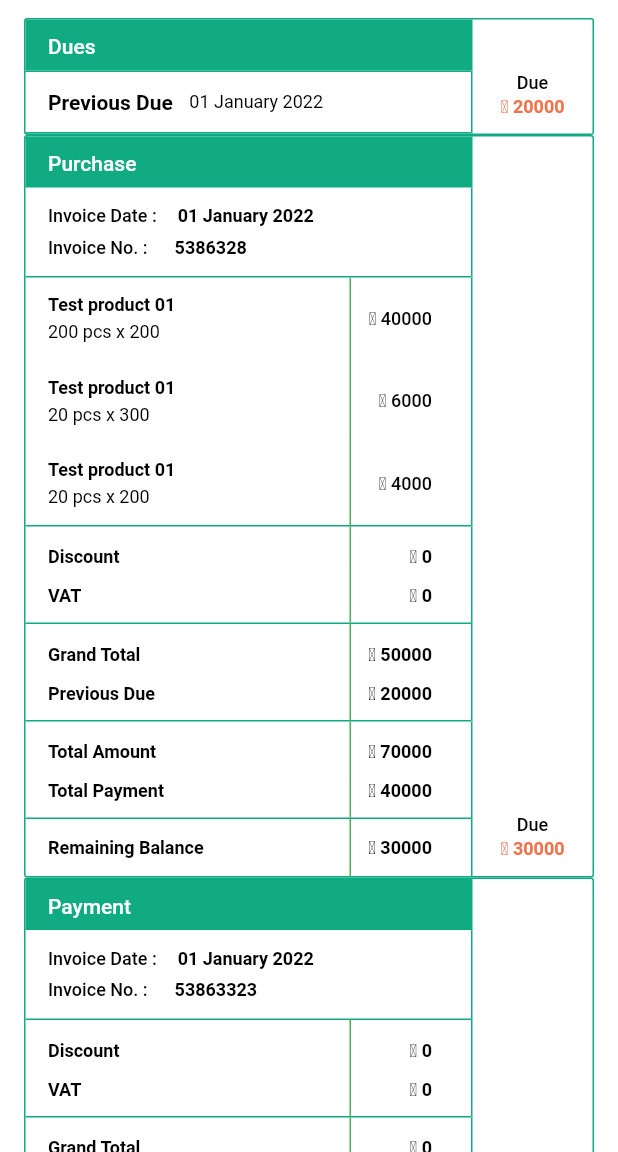
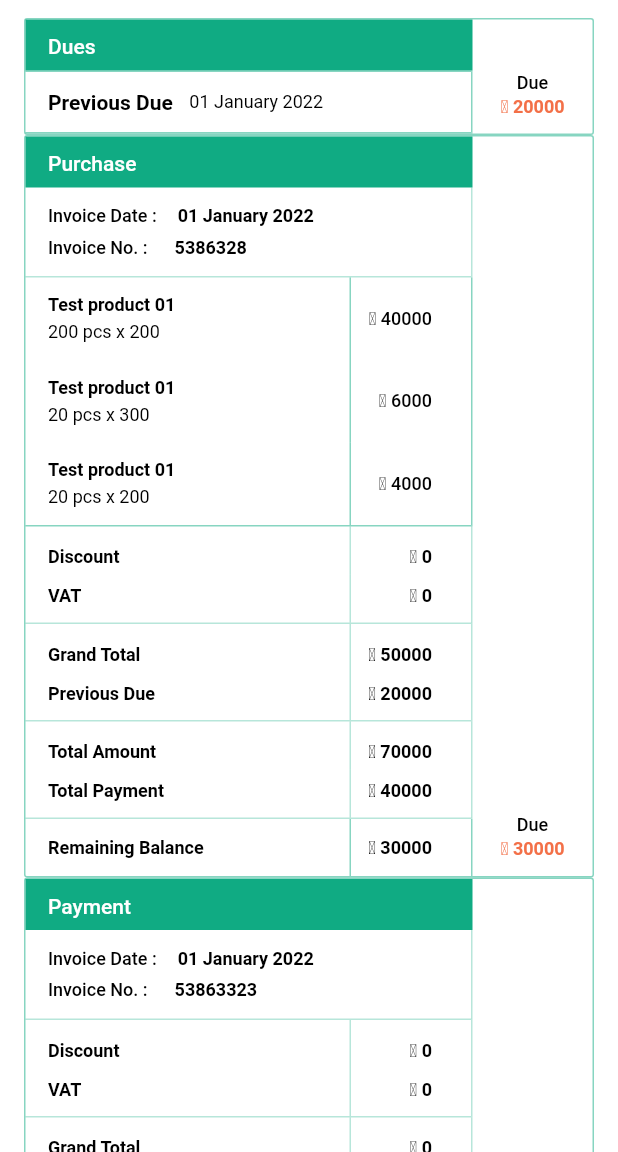
Before and after one commit to OmarFaruk-BD/company_app_design, a Flutter app: the screen it shows after launch, on a phone screen of 412 x 824 dp, the part 84-1236 px from its top. Run offline on Flutter 3.47's test engine with Material 2 defaults, Android fonts, the phone set to English and light mode, and no system bars.

Commit message:
Refactor some codes

```diff
--- a/lib/table_data/widgets/invoice_data_box.dart
+++ b/lib/table_data/widgets/invoice_data_box.dart
@@ -17,10 +17,10 @@ class InvoiceOrReturnBox extends StatelessWidget {
   @override
   Widget build(BuildContext context) {
     return Container(
-      decoration: const BoxDecoration(
+      decoration: BoxDecoration(
         border: Border(
-          bottom: BorderSide(color: Color(0xFF10AB83)),
-          right: BorderSide(color: Color(0xFF10AB83)),
+          bottom: BorderSide(color: const Color(0xFF10AB83).withOpacity(.3)),
+          right: BorderSide(color: const Color(0xFF10AB83).withOpacity(.3)),
         ),
       ),
       child: Padding(
--- a/lib/table_data/widgets/payment_table.dart
+++ b/lib/table_data/widgets/payment_table.dart
@@ -14,7 +14,7 @@ class PaymentTable extends StatelessWidget {
   Widget build(BuildContext context) {
     return Container(
       decoration: BoxDecoration(
-        border: Border.all(color: const Color(0xFF10AB83)),
+        border: Border.all(color: const Color(0xFF10AB83).withOpacity(.5)),
         borderRadius: const BorderRadius.all(Radius.circular(2)),
       ),
       child: Row(
--- a/lib/table_data/widgets/previous_due_box_widget.dart
+++ b/lib/table_data/widgets/previous_due_box_widget.dart
@@ -16,7 +16,7 @@ class PreviousDueBoxWidget extends StatelessWidget {
   Widget build(BuildContext context) {
     return Container(
       decoration: BoxDecoration(
-        border: Border.all(color: const Color(0xFF10AB83)),
+        border: Border.all(color: const Color(0xFF10AB83).withOpacity(.5)),
         borderRadius: const BorderRadius.all(Radius.circular(2)),
       ),
       child: Row(
@@ -45,11 +45,11 @@ class PreviousDueBoxWidget extends StatelessWidget {
 
   Container _buildPreviousDeoBox() {
     return Container(
-      decoration: const BoxDecoration(
+      decoration: BoxDecoration(
         border: Border(
-          top: BorderSide(color: Color(0xFF10AB83)),
-          bottom: BorderSide(color: Color(0xFF10AB83)),
-          right: BorderSide(color: Color(0xFF10AB83)),
+          top: BorderSide(color: const Color(0xFF10AB83).withOpacity(.5)),
+          bottom: BorderSide(color: const Color(0xFF10AB83).withOpacity(.5)),
+          right: BorderSide(color: const Color(0xFF10AB83).withOpacity(.5)),
         ),
       ),
       child: Padding(
--- a/lib/table_data/widgets/product_details.dart
+++ b/lib/table_data/widgets/product_details.dart
@@ -43,7 +43,7 @@ class ProductDetails extends StatelessWidget {
         ),
         const Spacer(),
         Container(
-          color: Colors.green,
+          color: const Color(0xFF10AB83).withOpacity(.5),
           height: 55,
           width: 1,
         ),
--- a/lib/table_data/widgets/purchase_table.dart
+++ b/lib/table_data/widgets/purchase_table.dart
@@ -15,7 +15,7 @@ class PurchaseTable extends StatelessWidget {
   Widget build(BuildContext context) {
     return Container(
       decoration: BoxDecoration(
-        border: Border.all(color: const Color(0xFF10AB83)),
+        border: Border.all(color: const Color(0xFF10AB83).withOpacity(.5)),
         borderRadius: const BorderRadius.all(Radius.circular(2)),
       ),
       child: Row(
@@ -36,10 +36,12 @@ class PurchaseTable extends StatelessWidget {
                   isInvoiceBox: true,
                 ),
                 Container(
-                  decoration: const BoxDecoration(
+                  decoration: BoxDecoration(
                     border: Border(
-                      bottom: BorderSide(color: Color(0xFF10AB83)),
-                      right: BorderSide(color: Color(0xFF10AB83)),
+                      bottom: BorderSide(
+                          color: const Color(0xFF10AB83).withOpacity(.5)),
+                      right: BorderSide(
+                          color: const Color(0xFF10AB83).withOpacity(.5)),
                     ),
                   ),
                   child: Column(
--- a/lib/table_data/widgets/remaining_balance_widget.dart
+++ b/lib/table_data/widgets/remaining_balance_widget.dart
@@ -11,9 +11,9 @@ class RemainingBalanceBox extends StatelessWidget {
   @override
   Widget build(BuildContext context) {
     return Container(
-      decoration: const BoxDecoration(
+      decoration: BoxDecoration(
         border: Border(
-          right: BorderSide(color: Color(0xFF10AB83)),
+          right: BorderSide(color: const Color(0xFF10AB83).withOpacity(.5)),
         ),
       ),
       child: Row(
@@ -29,7 +29,7 @@ class RemainingBalanceBox extends StatelessWidget {
           ),
           const Spacer(),
           Container(
-            color: Colors.green,
+            color: const Color(0xFF10AB83).withOpacity(.5),
             height: 38,
             width: 1,
           ),
--- a/lib/table_data/widgets/return_table.dart
+++ b/lib/table_data/widgets/return_table.dart
@@ -15,7 +15,7 @@ class ReturnTable extends StatelessWidget {
   Widget build(BuildContext context) {
     return Container(
       decoration: BoxDecoration(
-        border: Border.all(color: const Color(0xFF10AB83)),
+        border: Border.all(color: const Color(0xFF10AB83).withOpacity(.5)),
         borderRadius: const BorderRadius.all(Radius.circular(2)),
       ),
       child: Row(
@@ -35,16 +35,18 @@ class ReturnTable extends StatelessWidget {
                   invoiceOrReturnNo: '5386328',
                   isInvoiceBox: true,
                 ),
-                 InvoiceOrReturnBox(
+                InvoiceOrReturnBox(
                   date: '01 January 2022',
                   invoiceOrReturnNo: '5386328',
                   isInvoiceBox: false,
                 ),
                 Container(
-                  decoration: const BoxDecoration(
+                  decoration: BoxDecoration(
                     border: Border(
-                      bottom: BorderSide(color: Color(0xFF10AB83)),
-                      right: BorderSide(color: Color(0xFF10AB83)),
+                      bottom: BorderSide(
+                          color: const Color(0xFF10AB83).withOpacity(.3)),
+                      right: BorderSide(
+                          color: const Color(0xFF10AB83).withOpacity(.3)),
                     ),
                   ),
                   child: Column(
--- a/lib/table_data/widgets/transaction_details_box.dart
+++ b/lib/table_data/widgets/transaction_details_box.dart
@@ -17,10 +17,10 @@ class TransactionDoubleItemBox extends StatelessWidget {
   @override
   Widget build(BuildContext context) {
     return Container(
-      decoration: const BoxDecoration(
+      decoration: BoxDecoration(
         border: Border(
-          bottom: BorderSide(color: Color(0xFF10AB83)),
-          right: BorderSide(color: Color(0xFF10AB83)),
+          bottom: BorderSide(color: const Color(0xFF10AB83).withOpacity(.3)),
+          right: BorderSide(color: const Color(0xFF10AB83).withOpacity(.3)),
         ),
       ),
       child: Column(
@@ -42,7 +42,7 @@ class TransactionDoubleItemBox extends StatelessWidget {
               ),
               const Spacer(),
               Container(
-                color: Colors.green,
+                color: const Color(0xFF10AB83).withOpacity(.3),
                 height: 32,
                 width: 1,
               ),
@@ -86,7 +86,7 @@ class TransactionDoubleItemBox extends StatelessWidget {
               ),
               const Spacer(),
               Container(
-                color: Colors.green,
+                color: const Color(0xFF10AB83).withOpacity(.3),
                 height: 32,
                 width: 1,
               ),
```
